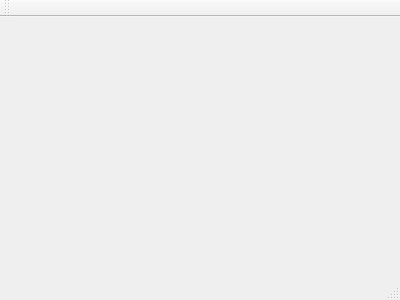
Before: the Qt Designer form TLine/mainwindow.ui in vinicius-r-silva/TLines_View, drawn with Qt 5.
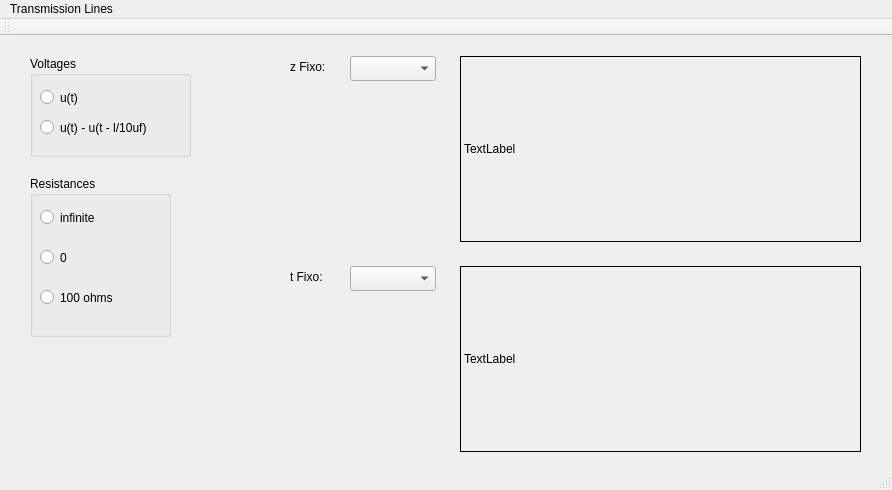
After: the same form once the commit is applied.

Commit message: Interface initialized

Diff of the .ui file:
```diff
--- a/TLine/mainwindow.ui
+++ b/TLine/mainwindow.ui
@@ -1,24 +1,224 @@
 <ui version="4.0">
  <class>MainWindow</class>
- <widget class="QMainWindow" name="MainWindow" >
-  <property name="geometry" >
+ <widget class="QMainWindow" name="MainWindow">
+  <property name="geometry">
    <rect>
     <x>0</x>
     <y>0</y>
-    <width>400</width>
-    <height>300</height>
+    <width>892</width>
+    <height>490</height>
    </rect>
   </property>
   <property name="windowTitle" >
    <string>MainWindow</string>
   </property>
-  <widget class="QMenuBar" name="menuBar" />
-  <widget class="QToolBar" name="mainToolBar" />
-  <widget class="QWidget" name="centralWidget" />
-  <widget class="QStatusBar" name="statusBar" />
+  <widget class="QWidget" name="centralWidget">
+   <widget class="QGroupBox" name="groupBox">
+    <property name="geometry">
+     <rect>
+      <x>30</x>
+      <y>20</y>
+      <width>161</width>
+      <height>101</height>
+     </rect>
+    </property>
+    <property name="title">
+     <string>Voltages</string>
+    </property>
+    <widget class="QRadioButton" name="radioButton">
+     <property name="geometry">
+      <rect>
+       <x>10</x>
+       <y>30</y>
+       <width>112</width>
+       <height>23</height>
+      </rect>
+     </property>
+     <property name="text">
+      <string>u(t)</string>
+     </property>
+    </widget>
+    <widget class="QRadioButton" name="radioButton_2">
+     <property name="geometry">
+      <rect>
+       <x>10</x>
+       <y>60</y>
+       <width>141</width>
+       <height>23</height>
+      </rect>
+     </property>
+     <property name="text">
+      <string>u(t) - u(t - l/10uf)</string>
+     </property>
+    </widget>
+   </widget>
+   <widget class="QGroupBox" name="groupBox_2">
+    <property name="geometry">
+     <rect>
+      <x>30</x>
+      <y>140</y>
+      <width>141</width>
+      <height>161</height>
+     </rect>
+    </property>
+    <property name="title">
+     <string>Resistances</string>
+    </property>
+    <widget class="QRadioButton" name="radioButton_3">
+     <property name="geometry">
+      <rect>
+       <x>10</x>
+       <y>30</y>
+       <width>112</width>
+       <height>23</height>
+      </rect>
+     </property>
+     <property name="text">
+      <string>infinite</string>
+     </property>
+    </widget>
+    <widget class="QRadioButton" name="radioButton_4">
+     <property name="geometry">
+      <rect>
+       <x>10</x>
+       <y>70</y>
+       <width>112</width>
+       <height>23</height>
+      </rect>
+     </property>
+     <property name="text">
+      <string>0</string>
+     </property>
+    </widget>
+    <widget class="QRadioButton" name="radioButton_5">
+     <property name="geometry">
+      <rect>
+       <x>10</x>
+       <y>110</y>
+       <width>112</width>
+       <height>23</height>
+      </rect>
+     </property>
+     <property name="text">
+      <string>100 ohms</string>
+     </property>
+    </widget>
+   </widget>
+   <widget class="QLabel" name="label">
+    <property name="geometry">
+     <rect>
+      <x>460</x>
+      <y>20</y>
+      <width>401</width>
+      <height>186</height>
+     </rect>
+    </property>
+    <property name="mouseTracking">
+     <bool>false</bool>
+    </property>
+    <property name="tabletTracking">
+     <bool>false</bool>
+    </property>
+    <property name="frameShape">
+     <enum>QFrame::Box</enum>
+    </property>
+    <property name="text">
+     <string>TextLabel</string>
+    </property>
+   </widget>
+   <widget class="QLabel" name="label_2">
+    <property name="geometry">
+     <rect>
+      <x>460</x>
+      <y>230</y>
+      <width>401</width>
+      <height>186</height>
+     </rect>
+    </property>
+    <property name="frameShape">
+     <enum>QFrame::Box</enum>
+    </property>
+    <property name="text">
+     <string>TextLabel</string>
+    </property>
+   </widget>
+   <widget class="QComboBox" name="comboBox">
+    <property name="geometry">
+     <rect>
+      <x>350</x>
+      <y>20</y>
+      <width>86</width>
+      <height>25</height>
+     </rect>
+    </property>
+   </widget>
+   <widget class="QLabel" name="label_3">
+    <property name="geometry">
+     <rect>
+      <x>290</x>
+      <y>20</y>
+      <width>51</width>
+      <height>21</height>
+     </rect>
+    </property>
+    <property name="text">
+     <string>z Fixo:</string>
+    </property>
+   </widget>
+   <widget class="QComboBox" name="comboBox_2">
+    <property name="geometry">
+     <rect>
+      <x>350</x>
+      <y>230</y>
+      <width>86</width>
+      <height>25</height>
+     </rect>
+    </property>
+   </widget>
+   <widget class="QLabel" name="label_4">
+    <property name="geometry">
+     <rect>
+      <x>290</x>
+      <y>230</y>
+      <width>51</width>
+      <height>21</height>
+     </rect>
+    </property>
+    <property name="text">
+     <string>t Fixo:</string>
+    </property>
+   </widget>
+  </widget>
+  <widget class="QMenuBar" name="menuBar">
+   <property name="geometry">
+    <rect>
+     <x>0</x>
+     <y>0</y>
+     <width>892</width>
+     <height>22</height>
+    </rect>
+   </property>
+   <widget class="QMenu" name="menuTransmission_Lines">
+    <property name="enabled">
+     <bool>true</bool>
+    </property>
+    <property name="title">
+     <string>Transmission Lines</string>
+    </property>
+   </widget>
+   <addaction name="menuTransmission_Lines"/>
+  </widget>
+  <widget class="QToolBar" name="mainToolBar">
+   <attribute name="toolBarArea">
+    <enum>TopToolBarArea</enum>
+   </attribute>
+   <attribute name="toolBarBreak">
+    <bool>false</bool>
+   </attribute>
+  </widget>
+  <widget class="QStatusBar" name="statusBar"/>
  </widget>
- <layoutDefault spacing="6" margin="11" />
- <pixmapfunction></pixmapfunction>
+ <layoutdefault spacing="6" margin="11"/>
  <resources/>
  <connections/>
 </ui>
```
Left out of the diff: 3 changed lines with no effect on the pictures. The commit also changes 2 other files.
